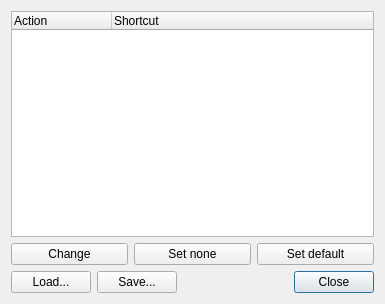
Before: the Qt Designer form src/ui/qgsconfigureshortcutsdialog.ui in qgis/QGIS, drawn with Qt 5.
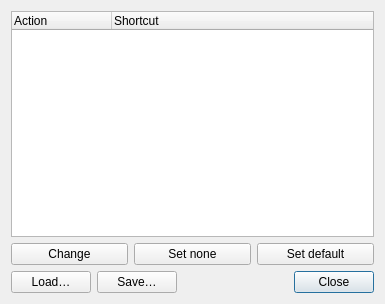
After: the same form once the commit is applied.

Diff of the .ui file:
```diff
--- a/src/ui/qgsconfigureshortcutsdialog.ui
+++ b/src/ui/qgsconfigureshortcutsdialog.ui
@@ -79,7 +79,7 @@
      <item>
       <widget class="QPushButton" name="btnLoadShortcuts">
        <property name="text">
-        <string>Load...</string>
+        <string>Load…</string>
        </property>
        <property name="autoDefault">
         <bool>false</bool>
@@ -89,7 +89,7 @@
      <item>
       <widget class="QPushButton" name="btnSaveShortcuts">
        <property name="text">
-        <string>Save...</string>
+        <string>Save…</string>
        </property>
        <property name="autoDefault">
         <bool>false</bool>
```
